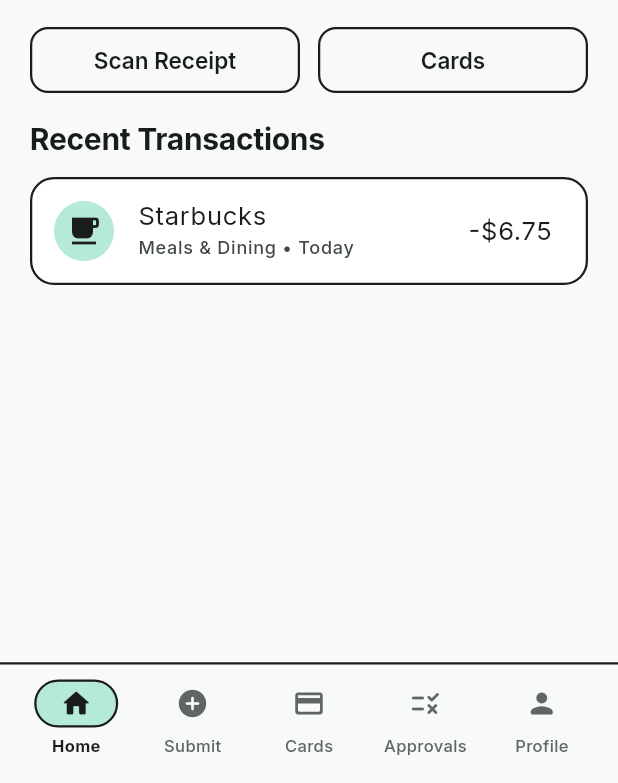
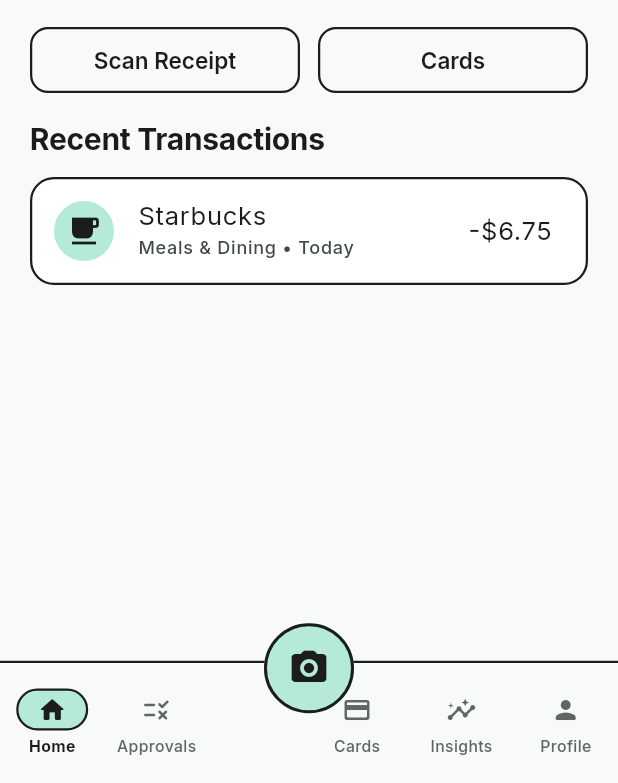
Before and after one commit to metalha516/ExpenseGuard-, a Flutter app: the HomeScreen screen opened by its route, on a phone screen of 412 x 824 dp, the part 453-1236 px from its top. Run offline on Flutter 3.47's test engine with Material 3 defaults, Android fonts, the phone set to English and light mode, and no system bars; our stand-ins replace flutter_riverpod, go_router, google_fonts, shared_preferences; accounts and stored records are empty.

Commit message:
Phase 6: Implement MainShell with 5-tab stylized Pastel Flat navigation and center docked FAB

```diff
--- a/lib/core/router/app_router.dart
+++ b/lib/core/router/app_router.dart
@@ -2,7 +2,7 @@ import 'package:flutter/material.dart';
 import 'package:flutter_riverpod/flutter_riverpod.dart';
 import 'package:go_router/go_router.dart';
 
-import 'package:expense_guard/core/router/scaffold_with_nav_bar.dart';
+import 'package:expense_guard/features/home/presentation/main_shell.dart';
 import 'package:expense_guard/features/onboarding/presentation/onboarding_screen.dart';
 import 'package:expense_guard/features/auth/presentation/login_screen.dart';
 import 'package:expense_guard/features/home/presentation/home_screen.dart';
@@ -39,10 +39,10 @@ GoRouter createAppRouter({
         builder: (context, state) => const LoginScreen(),
       ),
 
-      // 3 - 7: Persistent Bottom Navigation Shell Structure
+      // 3 - 7: MainShell with persistent 5-tab navigation bar
       StatefulShellRoute.indexedStack(
         builder: (context, state, navigationShell) {
-          return ScaffoldWithNavBar(navigationShell: navigationShell);
+          return MainShell(navigationShell: navigationShell);
         },
         branches: [
           // Tab 0: Home Dashboard
@@ -55,12 +55,12 @@ GoRouter createAppRouter({
             ],
           ),
 
-          // Tab 1: Submit Expense / Camera
+          // Tab 1: Approvals Queue
           StatefulShellBranch(
             routes: [
               GoRoute(
-                path: '/submit-expense',
-                builder: (context, state) => const SubmitExpenseScreen(),
+                path: '/approvals',
+                builder: (context, state) => const ApprovalsQueueScreen(),
               ),
             ],
           ),
@@ -75,12 +75,12 @@ GoRouter createAppRouter({
             ],
           ),
 
-          // Tab 3: Approvals Queue
+          // Tab 3: Spend Insights
           StatefulShellBranch(
             routes: [
               GoRoute(
-                path: '/approvals',
-                builder: (context, state) => const ApprovalsQueueScreen(),
+                path: '/insights',
+                builder: (context, state) => const SpendInsightsScreen(),
               ),
             ],
           ),
@@ -97,21 +97,28 @@ GoRouter createAppRouter({
         ],
       ),
 
-      // 8. Expense Review Screen
+      // 8. Submit Expense / Camera flow (triggered by docked center FAB)
+      GoRoute(
+        path: '/submit-expense',
+        parentNavigatorKey: rootKey,
+        builder: (context, state) => const SubmitExpenseScreen(),
+      ),
+
+      // 9. Expense Review Screen
       GoRoute(
         path: '/expense-review',
         parentNavigatorKey: rootKey,
         builder: (context, state) => const ExpenseReviewScreen(),
       ),
 
-      // 9. Policy Check Screen
+      // 10. Policy Check Screen
       GoRoute(
         path: '/policy-check',
         parentNavigatorKey: rootKey,
         builder: (context, state) => const PolicyCheckScreen(),
       ),
 
-      // 10. Transaction Detail Screen
+      // 11. Transaction Detail Screen
       GoRoute(
         path: '/transaction-detail',
         parentNavigatorKey: rootKey,
@@ -119,13 +126,6 @@ GoRouter createAppRouter({
           final id = state.uri.queryParameters['id'];
           return TransactionDetailScreen(transactionId: id);
         },
-      ),
-
-      // 11. Spend Insights Screen
-      GoRoute(
-        path: '/insights',
-        parentNavigatorKey: rootKey,
-        builder: (context, state) => const SpendInsightsScreen(),
       ),
 
       // 12. Notifications Center Screen
--- a/lib/core/router/scaffold_with_nav_bar.dart
+++ b/lib/core/router/scaffold_with_nav_bar.dart
@@ -1,154 +1,6 @@
-import 'package:flutter/material.dart';
-import 'package:go_router/go_router.dart';
-import 'package:expense_guard/core/theme/app_theme.dart';
+import 'package:expense_guard/features/home/presentation/main_shell.dart';
 
-/// Persistent shell scaffold containing the Pastel Flat bottom navigation bar.
-class ScaffoldWithNavBar extends StatelessWidget {
-  const ScaffoldWithNavBar({
-    required this.navigationShell,
-    super.key,
-  });
+export 'package:expense_guard/features/home/presentation/main_shell.dart';
 
-  /// The navigation shell and container for the branch being displayed.
-  final StatefulNavigationShell navigationShell;
-
-  void _onTap(int index) {
-    navigationShell.goBranch(
-      index,
-      // A common pattern when tapping the current tab is to pop to the root
-      initialLocation: index == navigationShell.currentIndex,
-    );
-  }
-
-  @override
-  Widget build(BuildContext context) {
-    final colors = context.pastelColors;
-    final currentIndex = navigationShell.currentIndex;
-
-    return Scaffold(
-      body: navigationShell,
-      bottomNavigationBar: Container(
-        decoration: BoxDecoration(
-          color: Theme.of(context).scaffoldBackgroundColor,
-          border: Border(
-            top: BorderSide(
-              color: colors.borderDark,
-              width: AppTheme.borderWidth,
-            ),
-          ),
-        ),
-        padding: const EdgeInsets.only(
-          left: 12,
-          right: 12,
-          top: 8,
-          bottom: 16,
-        ),
-        child: SafeArea(
-          top: false,
-          child: Row(
-            mainAxisAlignment: MainAxisAlignment.spaceAround,
-            children: [
-              _NavBarItem(
-                icon: Icons.home_rounded,
-                label: 'Home',
-                isSelected: currentIndex == 0,
-                onTap: () => _onTap(0),
-              ),
-              _NavBarItem(
-                icon: Icons.add_circle_rounded,
-                label: 'Submit',
-                isSelected: currentIndex == 1,
-                onTap: () => _onTap(1),
-              ),
-              _NavBarItem(
-                icon: Icons.credit_card_rounded,
-                label: 'Cards',
-                isSelected: currentIndex == 2,
-                onTap: () => _onTap(2),
-              ),
-              _NavBarItem(
-                icon: Icons.rule_rounded,
-                label: 'Approvals',
-                isSelected: currentIndex == 3,
-                onTap: () => _onTap(3),
-              ),
-              _NavBarItem(
-                icon: Icons.person_rounded,
-                label: 'Profile',
-                isSelected: currentIndex == 4,
-                onTap: () => _onTap(4),
-              ),
-            ],
-          ),
-        ),
-      ),
-    );
-  }
-}
-
-class _NavBarItem extends StatelessWidget {
-  const _NavBarItem({
-    required this.icon,
-    required this.label,
-    required this.isSelected,
-    required this.onTap,
-  });
-
-  final IconData icon;
-  final String label;
-  final bool fearsSelectionDisabled = false;
-  final bool isSelected;
-  final VoidCallback onTap;
-
-  @override
-  Widget build(BuildContext context) {
-    final colors = context.pastelColors;
-    final isDark = Theme.of(context).brightness == Brightness.dark;
-
-    return InkWell(
-      onTap: onTap,
-      borderRadius: BorderRadius.circular(20),
-      child: Padding(
-        padding: const EdgeInsets.symmetric(horizontal: 4, vertical: 2),
-        child: Column(
-          mainAxisSize: MainAxisSize.min,
-          children: [
-            AnimatedContainer(
-              duration: const Duration(milliseconds: 200),
-              width: 56,
-              height: 32,
-              decoration: BoxDecoration(
-                color: isSelected ? colors.mint : Colors.transparent,
-                borderRadius: BorderRadius.circular(16),
-                border: isSelected
-                    ? Border.all(
-                        color: colors.borderDark,
-                        width: AppTheme.borderWidth,
-                      )
-                    : null,
-              ),
-              child: Icon(
-                icon,
-                size: 22,
-                color: isSelected
-                    ? const Color(0xFF1A1C1E)
-                    : (isDark ? Colors.white70 : const Color(0xFF5E6764)),
-              ),
-            ),
-            const SizedBox(height: 4),
-            Text(
-              label,
-              style: context.labelMd.copyWith(
-                fontSize: 11,
-                fontWeight: isSelected ? FontWeight.w700 : FontWeight.w500,
-                color: isSelected
-                    ? (isDark ? Colors.white : const Color(0xFF1A1C1E))
-                    : (isDark ? Colors.white60 : const Color(0xFF5E6764)),
-              ),
-            ),
-          ],
-        ),
-      ),
-    );
-  }
-}
+/// Backwards compatibility alias for MainShell.
+typedef ScaffoldWithNavBar = MainShell;
--- /dev/null
+++ b/lib/features/home/presentation/main_shell.dart
@@ -0,0 +1,217 @@
+import 'package:flutter/material.dart';
+import 'package:go_router/go_router.dart';
+import 'package:expense_guard/core/theme/app_theme.dart';
+
+/// The persistent main shell of ExpenseGuard, providing:
+/// - 5-tab stylized Pastel Flat navigation bar (Home, Approvals, Cards, Insights, Profile)
+/// - Center docked Floating Action Button (FAB) for the Submit Expense camera flow.
+class MainShell extends StatelessWidget {
+  const MainShell({
+    required this.navigationShell,
+    super.key,
+  });
+
+  /// The navigation shell managing tab branches.
+  final StatefulNavigationShell navigationShell;
+
+  void _onTabSelected(int index) {
+    navigationShell.goBranch(
+      index,
+      initialLocation: index == navigationShell.currentIndex,
+    );
+  }
+
+  @override
+  Widget build(BuildContext context) {
+    final colors = context.pastelColors;
+    final currentIndex = navigationShell.currentIndex;
+
+    return Scaffold(
+      body: navigationShell,
+      floatingActionButtonLocation: FloatingActionButtonLocation.centerDocked,
+      floatingActionButton: Container(
+        height: 60,
+        width: 60,
+        margin: const EdgeInsets.only(top: 10),
+        child: FloatingActionButton(
+          key: const Key('docked_camera_fab'),
+          elevation: 0,
+          highlightElevation: 0,
+          backgroundColor: colors.mint,
+          foregroundColor: colors.borderDark,
+          shape: CircleBorder(
+            side: BorderSide(
+              color: colors.borderDark,
+              width: 2.0,
+            ),
+          ),
+          onPressed: () => context.push('/submit-expense'),
+          tooltip: 'Submit Expense (Camera)',
+          child: Icon(
+            Icons.camera_alt_rounded,
+            size: 28,
+            color: colors.borderDark,
+          ),
+        ),
+      ),
+      bottomNavigationBar: Container(
+        decoration: BoxDecoration(
+          color: Theme.of(context).scaffoldBackgroundColor,
+          border: Border(
+            top: BorderSide(
+              color: colors.borderDark,
+              width: AppTheme.borderWidth,
+            ),
+          ),
+        ),
+        child: BottomAppBar(
+          elevation: 0,
+          notchMargin: 8.0,
+          clipBehavior: Clip.none,
+          padding: EdgeInsets.zero,
+          color: Theme.of(context).scaffoldBackgroundColor,
+          shape: const CircularNotchedRectangle(),
+          child: SafeArea(
+            top: false,
+            child: SizedBox(
+              height: 68,
+              child: Row(
+                mainAxisAlignment: MainAxisAlignment.spaceAround,
+                children: [
+                  // Left Tab 0: Home
+                  Expanded(
+                    child: _ShellNavItem(
+                      key: const Key('nav_item_home'),
+                      icon: Icons.home_rounded,
+                      label: 'Home',
+                      isSelected: currentIndex == 0,
+                      onTap: () => _onTabSelected(0),
+                    ),
+                  ),
+
+                  // Left Tab 1: Approvals
+                  Expanded(
+                    child: _ShellNavItem(
+                      key: const Key('nav_item_approvals'),
+                      icon: Icons.rule_rounded,
+                      label: 'Approvals',
+                      isSelected: currentIndex == 1,
+                      onTap: () => _onTabSelected(1),
+                    ),
+                  ),
+
+                  // Center space reserved for the docked FAB
+                  const SizedBox(width: 64),
+
+                  // Right Tab 2: Cards
+                  Expanded(
+                    child: _ShellNavItem(
+                      key: const Key('nav_item_cards'),
+                      icon: Icons.credit_card_rounded,
+                      label: 'Cards',
+                      isSelected: currentIndex == 2,
+                      onTap: () => _onTabSelected(2),
+                    ),
+                  ),
+
+                  // Right Tab 3: Insights
+                  Expanded(
+                    child: _ShellNavItem(
+                      key: const Key('nav_item_insights'),
+                      icon: Icons.insights_rounded,
+                      label: 'Insights',
+                      isSelected: currentIndex == 3,
+                      onTap: () => _onTabSelected(3),
+                    ),
+                  ),
+
+                  // Right Tab 4: Profile
+                  Expanded(
+                    child: _ShellNavItem(
+                      key: const Key('nav_item_profile'),
+                      icon: Icons.person_rounded,
+                      label: 'Profile',
+                      isSelected: currentIndex == 4,
+                      onTap: () => _onTabSelected(4),
+                    ),
+                  ),
+                ],
+              ),
+            ),
+          ),
+        ),
+      ),
+    );
+  }
+}
+
+/// Stylized Pastel Flat individual navigation tab.
+class _ShellNavItem extends StatelessWidget {
+  const _ShellNavItem({
+    required this.icon,
+    required this.label,
+    required this.isSelected,
+    required this.onTap,
+    super.key,
+  });
+
+  final IconData icon;
+  final String label;
+  final bool isSelected;
+  final VoidCallback onTap;
+
+  @override
+  Widget build(BuildContext context) {
+    final colors = context.pastelColors;
+    final isDark = Theme.of(context).brightness == Brightness.dark;
+
+    return InkWell(
+      onTap: onTap,
+      borderRadius: BorderRadius.circular(16),
+      child: Padding(
+        padding: const EdgeInsets.symmetric(vertical: 4.0),
+        child: Column(
+          mainAxisSize: MainAxisSize.min,
+          mainAxisAlignment: MainAxisAlignment.center,
+          children: [
+            AnimatedContainer(
+              duration: const Duration(milliseconds: 200),
+              width: isSelected ? 48 : 36,
+              height: 28,
+              decoration: BoxDecoration(
+                color: isSelected ? colors.mint : Colors.transparent,
+                borderRadius: BorderRadius.circular(14),
+                border: isSelected
+                    ? Border.all(
+                        color: colors.borderDark,
+                        width: AppTheme.borderWidth,
+                      )
+                    : null,
+              ),
+              child: Icon(
+                icon,
+                size: 20,
+                color: isSelected
+                    ? const Color(0xFF1A1C1E)
+                    : (isDark ? Colors.white70 : const Color(0xFF5E6764)),
+              ),
+            ),
+            const SizedBox(height: 3),
+            Text(
+              label,
+              maxLines: 1,
+              overflow: TextOverflow.ellipsis,
+              style: context.labelMd.copyWith(
+                fontSize: 10.5,
+                fontWeight: isSelected ? FontWeight.w700 : FontWeight.w500,
+                color: isSelected
+                    ? (isDark ? Colors.white : const Color(0xFF1A1C1E))
+                    : (isDark ? Colors.white60 : const Color(0xFF5E6764)),
+              ),
+            ),
+          ],
+        ),
+      ),
+    );
+  }
+}
```
Also changed, not shown: 2 other files.
